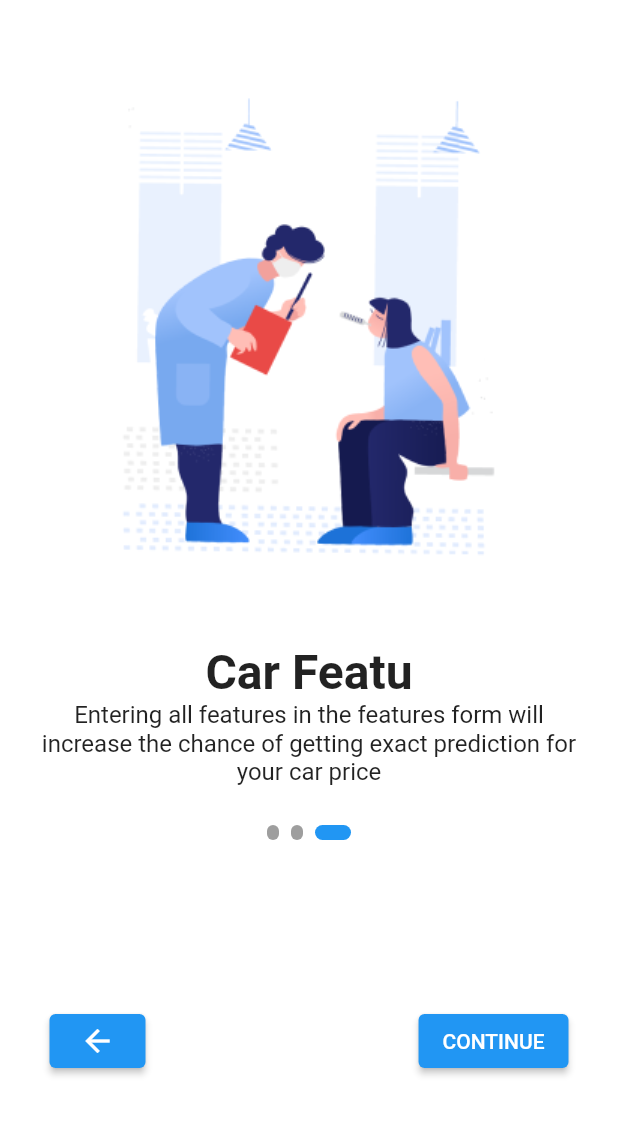
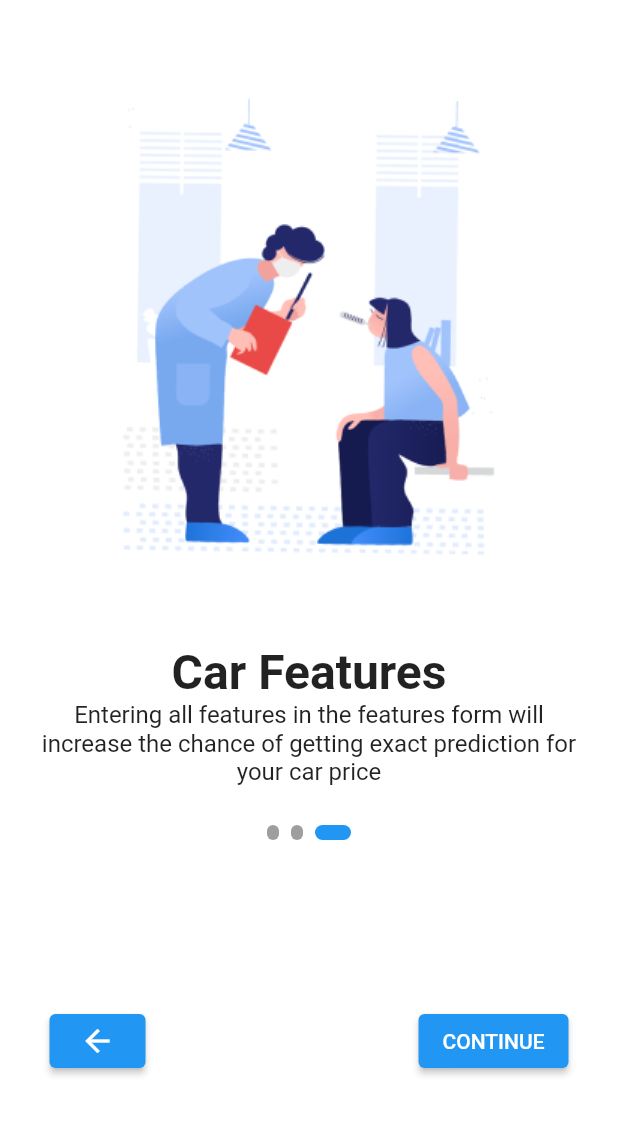
Before and after one commit to g-random-a/Resure-Car-Price-Prediction, a Flutter app: the screen it shows after launch, swiped to page 3, on a phone screen of 412 x 824 dp, the part 114-1236 px from its top. Run offline on Flutter 3.47's test engine with Material 2 defaults, Android fonts, the light colour scheme and no system bars; drawn by our look-alikes of carousel_slider, smooth_page_indicator; our stand-ins replace animated_splash_screen, equatable, flutter_bloc, flutter_rating_bar, flutter_spinkit, loader_overlay; Roboto replaces fonts that are missing (Raleway, RobotoMono).

Commit message:
title change

```diff
--- a/resure_frontend/lib/feature/prediction/presentation/starter1.dart
+++ b/resure_frontend/lib/feature/prediction/presentation/starter1.dart
@@ -25,7 +25,7 @@ class _Starter1State extends State<Starter1> {
   List<String> title = [
     "Welcome To Resure",
     "Get Car Price Easly",
-    "Car Featu"
+    "Car Features"
   ];
   List<String> discription = [
     "Resure is AI based car price predition mobile app that will predict your old car current market price with the highest accurency",
```
